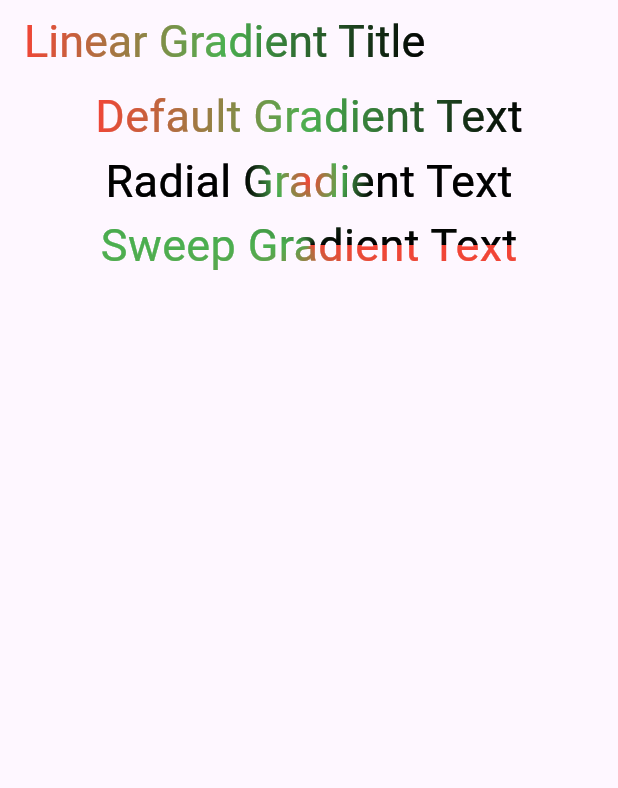
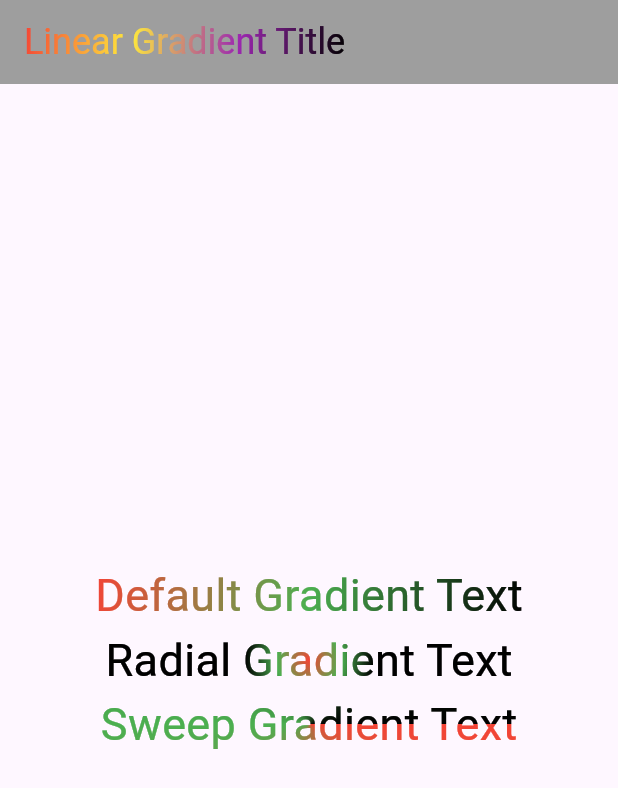
Before and after one commit to trdevendran/flutter_gradient_text, a Flutter app: the screen it shows after launch, on a phone screen of 412 x 824 dp. Shown: the top 788 px of the screen. Run offline on Flutter 3.47's test engine with Material 3 defaults, Android fonts, the phone set to English and light mode, and no system bars.

Commit message:
example program updated to explain different scenarios

```diff
--- a/example/lib/main.dart
+++ b/example/lib/main.dart
@@ -18,19 +18,20 @@ class _MyAppState extends State<MyApp> {
     return MaterialApp(
       home: Scaffold(
         appBar: AppBar(
-          title: const GradientText(
-            Text("Linear Gradient Title", style: TextStyle(fontSize: 30)),
-            type: Type.linear,
-            colors: [Colors.red, Colors.green, Colors.black],
-          )
-        ),
+            backgroundColor: Colors.grey,
+            title: const GradientText(
+              Text("Linear Gradient Title", style: TextStyle(fontSize: 24)),
+              type: Type.linear,
+              colors: [Colors.red, Colors.yellow, Colors.purple, Colors.black],
+            )),
         body: const Center(
           child: Column(
+            mainAxisAlignment: MainAxisAlignment.center,
             children: [
               GradientText(
-                Text("Default Gradient Text", style: TextStyle(fontSize: 30)),
-                colors: [Colors.red, Colors.green, Colors.black],
-              ),
+                  Text("Default Gradient Text", style: TextStyle(fontSize: 30)),
+                  colors: [Colors.red, Colors.green, Colors.black],
+                  stops: [0, 0.5, 1]),
               GradientText(
                 Text("Radial Gradient Text", style: TextStyle(fontSize: 30)),
                 type: Type.radial,
```
